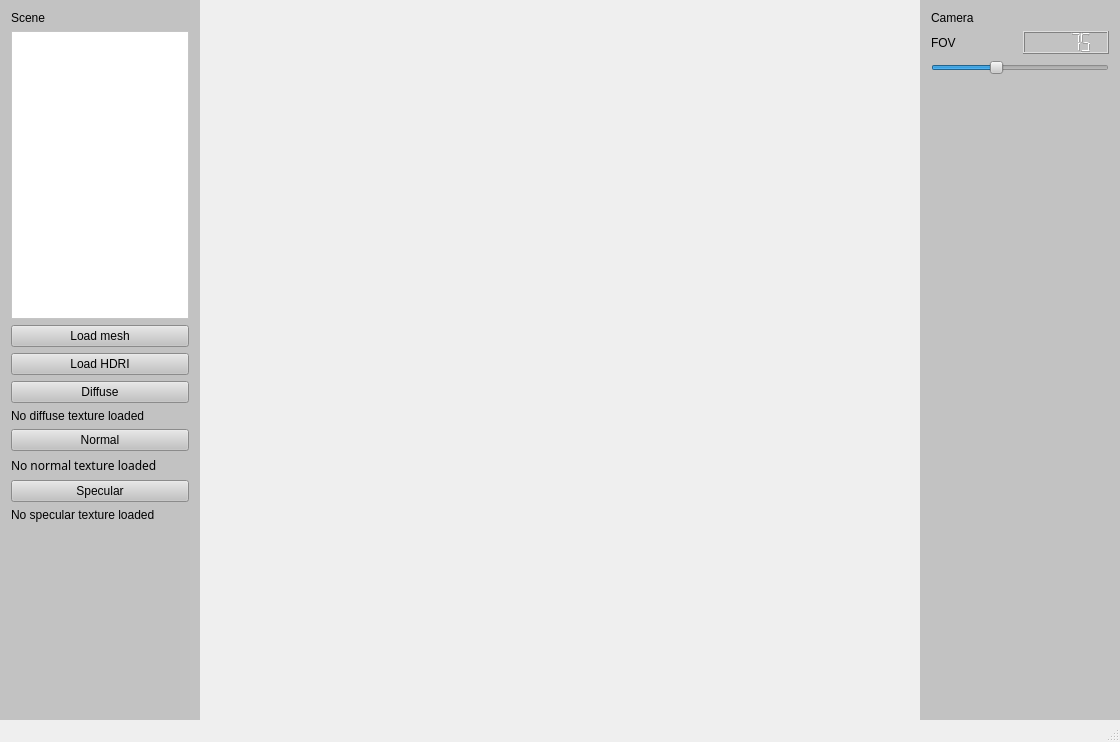
Above: ui/mainwindow.ui from v0q/vRenderer_PathTracer before the change. Below: the same form after it.
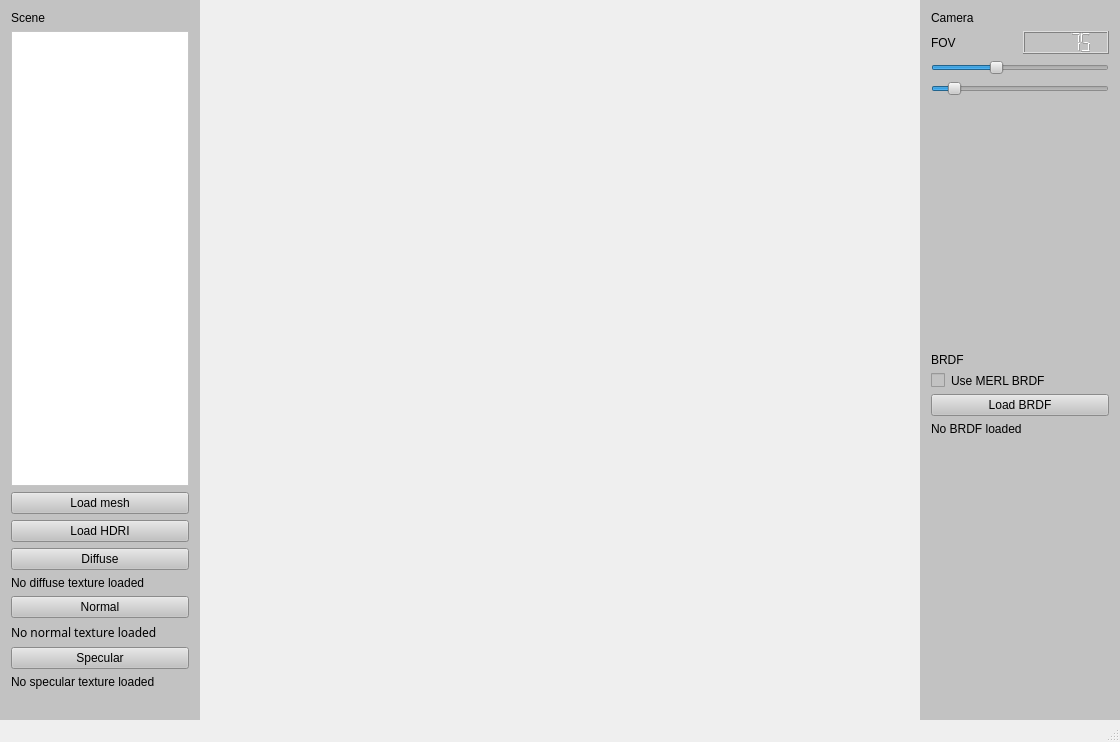
That is the form after the change.

Commit message: BRDFs and simple fresnel

What changed in the file:
```diff
--- a/ui/mainwindow.ui
+++ b/ui/mainwindow.ui
@@ -67,7 +67,7 @@
       </layout>
      </item>
      <item>
-      <layout class="QHBoxLayout" name="m_sceneLoadLayout">
+      <layout class="QVBoxLayout" name="m_textureLayout">
        <item>
         <widget class="QPushButton" name="m_loadMeshBtn">
          <property name="autoFillBackground">
@@ -88,18 +88,18 @@
          </property>
         </widget>
        </item>
-      </layout>
-     </item>
-     <item>
-      <widget class="QPushButton" name="m_loadHDRBtn">
-       <property name="styleSheet">
-        <string notr="true">font: 700 13pt &quot;Helvetica Neue&quot;;
+       <item>
+        <widget class="QPushButton" name="m_loadHDRBtn">
+         <property name="styleSheet">
+          <string notr="true">font: 700 13pt &quot;Helvetica Neue&quot;;
 border-color: rgb(0, 0, 0);</string>
-       </property>
-       <property name="text">
-        <string>Load HDRI</string>
-       </property>
-      </widget>
+         </property>
+         <property name="text">
+          <string>Load HDRI</string>
+         </property>
+        </widget>
+       </item>
+      </layout>
      </item>
      <item>
       <layout class="QVBoxLayout" name="m_testSpace">
@@ -175,19 +175,6 @@
          </property>
         </widget>
        </item>
-       <item>
-        <spacer name="verticalSpacer">
-         <property name="orientation">
-          <enum>Qt::Vertical</enum>
-         </property>
-         <property name="sizeHint" stdset="0">
-          <size>
-           <width>20</width>
-           <height>40</height>
-          </size>
-         </property>
-        </spacer>
-       </item>
       </layout>
      </item>
      <item>
@@ -272,6 +259,19 @@
          </property>
         </widget>
        </item>
+       <item>
+        <widget class="QSlider" name="m_fresnelSlider">
+         <property name="maximum">
+          <number>100</number>
+         </property>
+         <property name="value">
+          <number>10</number>
+         </property>
+         <property name="orientation">
+          <enum>Qt::Horizontal</enum>
+         </property>
+        </widget>
+       </item>
        <item>
         <spacer name="verticalSpacer_2">
          <property name="orientation">
@@ -287,6 +287,60 @@
        </item>
       </layout>
      </item>
+     <item>
+      <layout class="QVBoxLayout" name="m_brdfLayout">
+       <item>
+        <widget class="QLabel" name="m_brdfLabel">
+         <property name="styleSheet">
+          <string notr="true">font: 13pt &quot;Helvetica Neue&quot;;</string>
+         </property>
+         <property name="text">
+          <string>BRDF</string>
+         </property>
+        </widget>
+       </item>
+       <item>
+        <widget class="QCheckBox" name="m_useBRDF">
+         <property name="text">
+          <string>Use MERL BRDF</string>
+         </property>
+        </widget>
+       </item>
+       <item>
+        <widget class="QPushButton" name="m_loadBRDFBtn">
+         <property name="text">
+          <string>Load BRDF</string>
+         </property>
+        </widget>
+       </item>
+       <item>
+        <widget class="QLabel" name="m_brdfLocation">
+         <property name="styleSheet">
+          <string notr="true">font: 9pt &quot;Sans Serif&quot;;</string>
+         </property>
+         <property name="text">
+          <string>No BRDF loaded</string>
+         </property>
+         <property name="wordWrap">
+          <bool>true</bool>
+         </property>
+        </widget>
+       </item>
+       <item>
+        <spacer name="verticalSpacer">
+         <property name="orientation">
+          <enum>Qt::Vertical</enum>
+         </property>
+         <property name="sizeHint" stdset="0">
+          <size>
+           <width>20</width>
+           <height>40</height>
+          </size>
+         </property>
+        </spacer>
+       </item>
+      </layout>
+     </item>
      <item>
       <spacer name="horizontalSpacer_2">
        <property name="orientation">
```
The commit also changes 17 other files.
